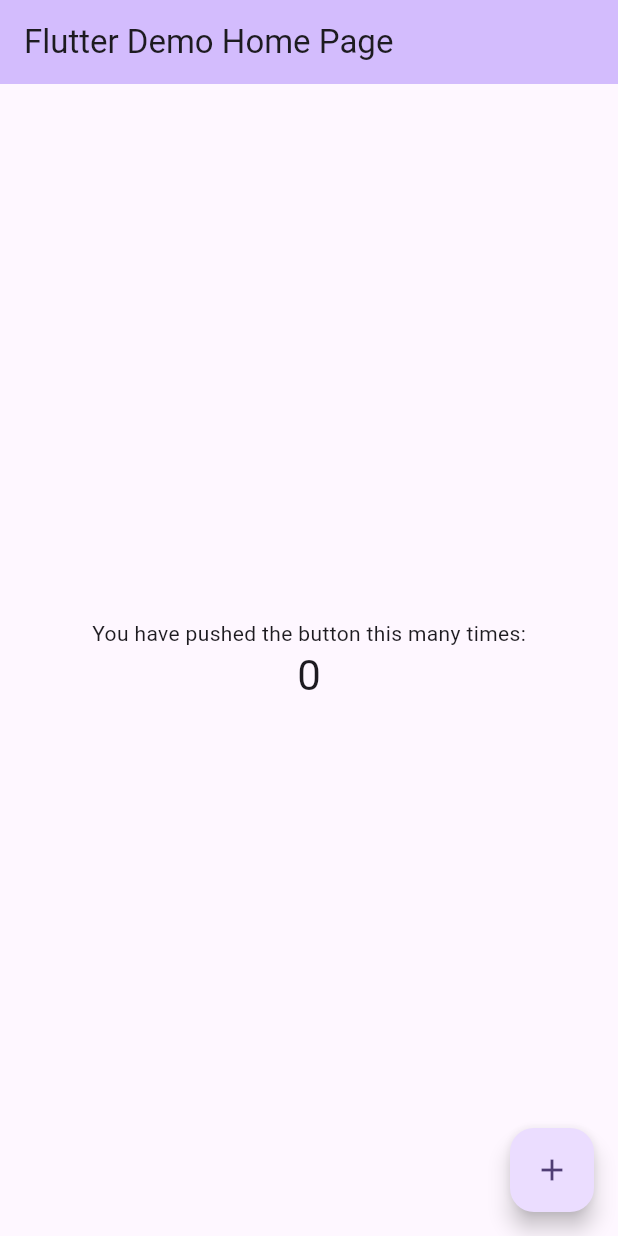
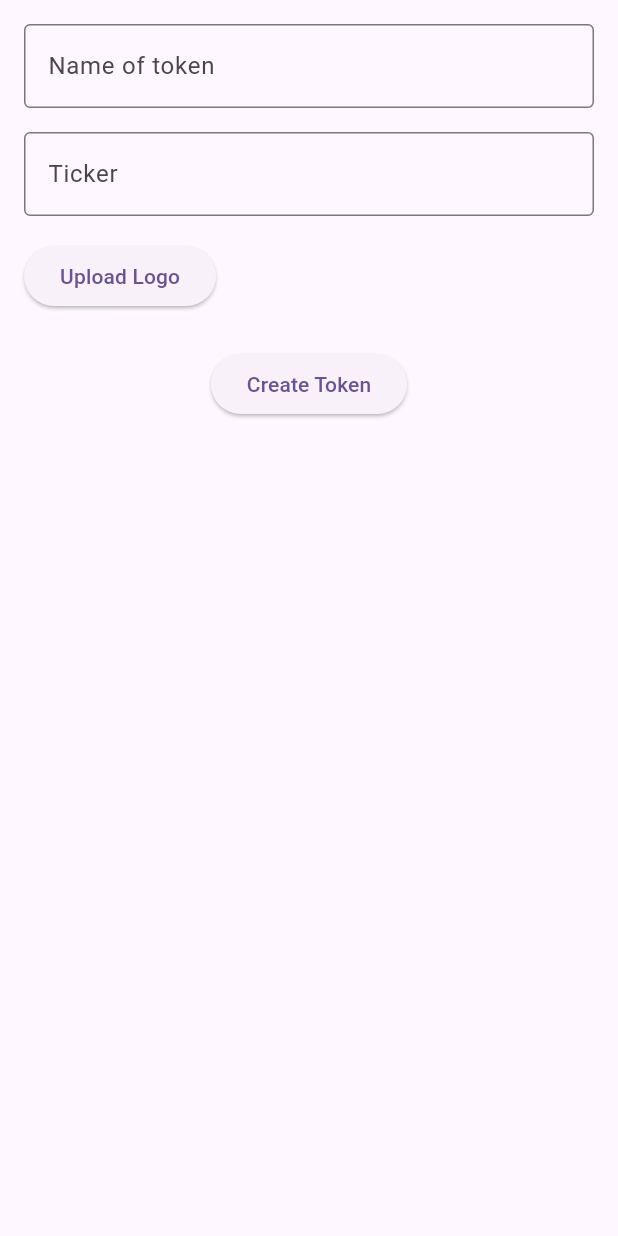
Before and after one commit to ekatwood/token_mint, a Flutter app: the screen it shows after launch, on a phone screen of 412 x 824 dp. Run offline on Flutter 3.47's test engine with Material 3 defaults, Android fonts, the phone set to English and light mode, and no system bars; our stand-ins replace image_picker.

Commit message:
added form for creating token

```diff
--- a/lib/main.dart
+++ b/lib/main.dart
@@ -1,125 +1,142 @@
 import 'package:flutter/material.dart';
+import 'dart:io';
+import 'package:image_picker/image_picker.dart';
 
 void main() {
-  runApp(const MyApp());
+  runApp(const TokenMint());
 }
 
-class MyApp extends StatelessWidget {
-  const MyApp({super.key});
+class TokenMint extends StatelessWidget {
+  const TokenMint({super.key});
 
-  // This widget is the root of your application.
   @override
   Widget build(BuildContext context) {
     return MaterialApp(
-      title: 'Flutter Demo',
+      title: 'token-mint',
       theme: ThemeData(
-        // This is the theme of your application.
-        //
-        // TRY THIS: Try running your application with "flutter run". You'll see
-        // the application has a purple toolbar. Then, without quitting the app,
-        // try changing the seedColor in the colorScheme below to Colors.green
-        // and then invoke "hot reload" (save your changes or press the "hot
-        // reload" button in a Flutter-supported IDE, or press "r" if you used
-        // the command line to start the app).
-        //
-        // Notice that the counter didn't reset back to zero; the application
-        // state is not lost during the reload. To reset the state, use hot
-        // restart instead.
-        //
-        // This works for code too, not just values: Most code changes can be
-        // tested with just a hot reload.
         colorScheme: ColorScheme.fromSeed(seedColor: Colors.deepPurple),
         useMaterial3: true,
       ),
-      home: const MyHomePage(title: 'Flutter Demo Home Page'),
+      home: const TokenFactory(),
     );
   }
 }
-
-class MyHomePage extends StatefulWidget {
-  const MyHomePage({super.key, required this.title});
-
-  // This widget is the home page of your application. It is stateful, meaning
-  // that it has a State object (defined below) that contains fields that affect
-  // how it looks.
-
-  // This class is the configuration for the state. It holds the values (in this
-  // case the title) provided by the parent (in this case the App widget) and
-  // used by the build method of the State. Fields in a Widget subclass are
-  // always marked "final".
-
-  final String title;
+class TokenFactory extends StatefulWidget {
+  const TokenFactory({Key? key}) : super(key: key);
 
   @override
-  State<MyHomePage> createState() => _MyHomePageState();
+  State<TokenFactory> createState() => _TokenFactoryState();
 }
 
-class _MyHomePageState extends State<MyHomePage> {
-  int _counter = 0;
+class _TokenFactoryState extends State<TokenFactory> {
+  final _formKey = GlobalKey<FormState>();
+  final TextEditingController _nameController = TextEditingController();
+  final TextEditingController _tickerController = TextEditingController();
+  File? _logoFile;
 
-  void _incrementCounter() {
+  final ImagePicker _picker = ImagePicker();
+
+  Future<void> _pickImage() async {
+    final pickedFile = await _picker.pickImage(source: ImageSource.gallery);
+
+    if (pickedFile != null) {
       setState(() {
-      // This call to setState tells the Flutter framework that something has
-      // changed in this State, which causes it to rerun the build method below
-      // so that the display can reflect the updated values. If we changed
-      // _counter without calling setState(), then the build method would not be
-      // called again, and so nothing would appear to happen.
-      _counter++;
+        _logoFile = File(pickedFile.path);
       });
+    }
   }
 
   @override
   Widget build(BuildContext context) {
-    // This method is rerun every time setState is called, for instance as done
-    // by the _incrementCounter method above.
-    //
-    // The Flutter framework has been optimized to make rerunning build methods
-    // fast, so that you can just rebuild anything that needs updating rather
-    // than having to individually change instances of widgets.
     return Scaffold(
-      appBar: AppBar(
-        // TRY THIS: Try changing the color here to a specific color (to
-        // Colors.amber, perhaps?) and trigger a hot reload to see the AppBar
-        // change color while the other colors stay the same.
-        backgroundColor: Theme.of(context).colorScheme.inversePrimary,
-        // Here we take the value from the MyHomePage object that was created by
-        // the App.build method, and use it to set our appbar title.
-        title: Text(widget.title),
+      body: Padding(
+        padding: const EdgeInsets.all(16.0),
+        child: Form(
+          key: _formKey,
+          child: Column(
+            crossAxisAlignment: CrossAxisAlignment.start,
+            children: [
+              TextFormField(
+                controller: _nameController,
+                decoration: const InputDecoration(
+                  labelText: 'Name of token',
+                  border: OutlineInputBorder(),
                 ),
-      body: Center(
-        // Center is a layout widget. It takes a single child and positions it
-        // in the middle of the parent.
-        child: Column(
-          // Column is also a layout widget. It takes a list of children and
-          // arranges them vertically. By default, it sizes itself to fit its
-          // children horizontally, and tries to be as tall as its parent.
-          //
-          // Column has various properties to control how it sizes itself and
-          // how it positions its children. Here we use mainAxisAlignment to
-          // center the children vertically; the main axis here is the vertical
-          // axis because Columns are vertical (the cross axis would be
-          // horizontal).
-          //
-          // TRY THIS: Invoke "debug painting" (choose the "Toggle Debug Paint"
-          // action in the IDE, or press "p" in the console), to see the
-          // wireframe for each widget.
-          mainAxisAlignment: MainAxisAlignment.center,
-          children: <Widget>[
-            const Text(
-              'You have pushed the button this many times:',
+                validator: (value) {
+                  if (value == null || value.isEmpty) {
+                    return 'Please enter the token name';
+                  }
+                  return null;
+                },
               ),
-            Text(
-              '$_counter',
-              style: Theme.of(context).textTheme.headlineMedium,
+              const SizedBox(height: 16),
+              TextFormField(
+                controller: _tickerController,
+                decoration: const InputDecoration(
+                  labelText: 'Ticker',
+                  border: OutlineInputBorder(),
+                ),
+                validator: (value) {
+                  if (value == null || value.isEmpty) {
+                    return 'Please enter the ticker';
+                  }
+                  return null;
+                },
+              ),
+              const SizedBox(height: 16),
+              Row(
+                children: [
+                  ElevatedButton(
+                    onPressed: _pickImage,
+                    child: const Text('Upload Logo'),
+                  ),
+                  const SizedBox(width: 16),
+                  if (_logoFile != null)
+                    Container(
+                      width: 50,
+                      height: 50,
+                      decoration: BoxDecoration(
+                        border: Border.all(color: Colors.grey),
+                        borderRadius: BorderRadius.circular(8),
+                        image: DecorationImage(
+                          image: FileImage(_logoFile!),
+                          fit: BoxFit.cover,
+                        ),
+                      ),
+                    ),
+                ],
+              ),
+              const SizedBox(height: 24),
+              Center(
+                child: ElevatedButton(
+                  onPressed: () {
+                    // TODO: Add functionality to create token
+                    if (_formKey.currentState!.validate() && _logoFile != null) {
+                      // Print form data for now
+                      print('Name: ${_nameController.text}');
+                      print('Ticker: ${_tickerController.text}');
+                      print('Logo: ${_logoFile!.path}');
+                    } else if (_logoFile == null) {
+                      ScaffoldMessenger.of(context).showSnackBar(
+                        const SnackBar(content: Text('Please upload a logo.')),
+                      );
+                    }
+                  },
+                  child: const Text('Create Token'),
+                ),
               ),
             ],
           ),
         ),
-      floatingActionButton: FloatingActionButton(
-        onPressed: _incrementCounter,
-        tooltip: 'Increment',
-        child: const Icon(Icons.add),
-      ), // This trailing comma makes auto-formatting nicer for build methods.
+      ),
     );
+
+  }
+
+  @override
+  void dispose() {
+    _nameController.dispose();
+    _tickerController.dispose();
+    super.dispose();
   }
 }
--- a/pubspec.yaml
+++ b/pubspec.yaml
@@ -30,6 +30,7 @@ environment:
 dependencies:
   flutter:
     sdk: flutter
+  image_picker: ^0.8.7+3
 
 
   # The following adds the Cupertino Icons font to your application.
```
Also changed, not shown: pubspec.lock, 1 other file. Lines whose indentation alone changed are shown as unchanged.
